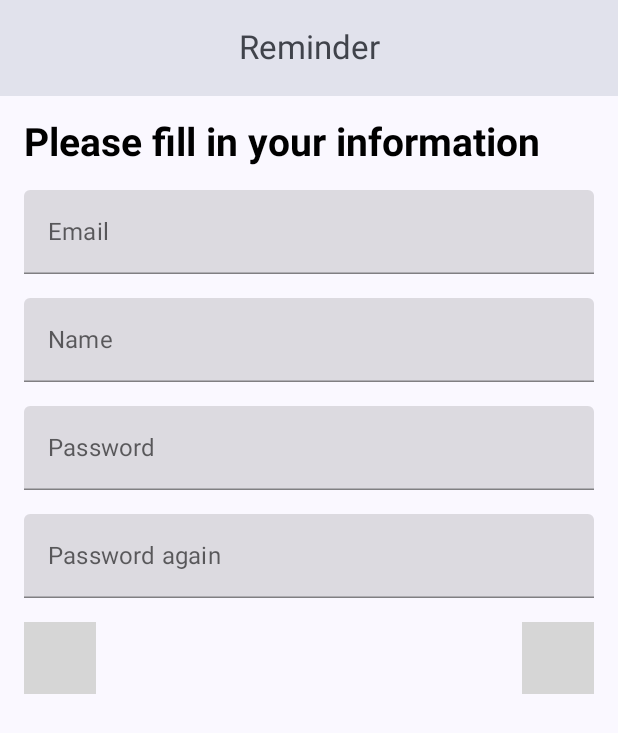
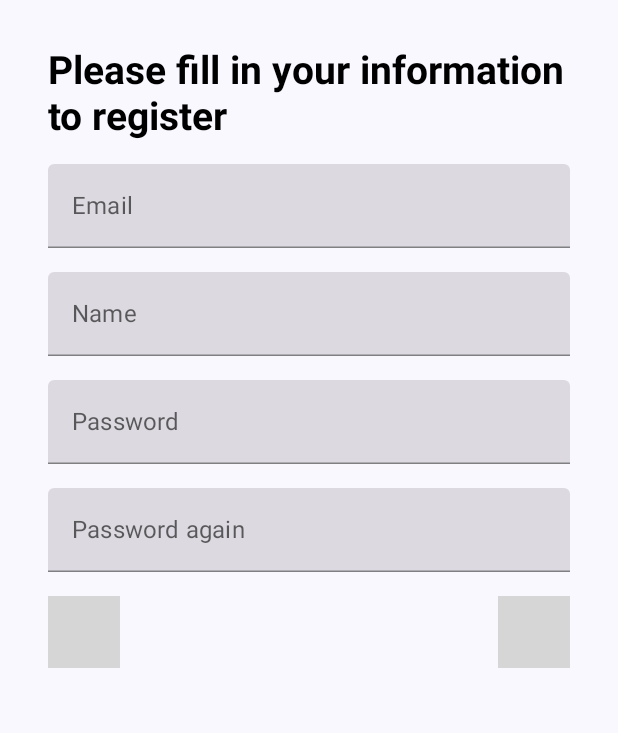
Before and after one commit to Feketerig/Reminder-demo-app, an Android app built with Jetpack Compose: the RegistrationScreen screen opened through its navigation route, on a phone screen of 412 x 824 dp. Shown: the top 733 px of the screen. Run offline under Robolectric (Android 15) with nearby library versions, the phone set to English and light mode, and no system bars; our stand-ins replace Dagger/Hilt's generated code; 7 statements that could not run were skipped; grey boxes are pictures that could not be loaded.

Commit message:
refactor main scaffolding

```diff
--- a/app/src/main/java/com/example/mobilecomputinghomework/MainActivity.kt
+++ b/app/src/main/java/com/example/mobilecomputinghomework/MainActivity.kt
@@ -4,17 +4,11 @@ import android.os.Bundle
 import androidx.activity.ComponentActivity
 import androidx.activity.compose.setContent
 import androidx.compose.foundation.layout.fillMaxSize
-import androidx.compose.foundation.layout.padding
-import androidx.compose.material.icons.Icons
-import androidx.compose.material.icons.filled.Add
-import androidx.compose.material.icons.filled.MoreVert
 import androidx.compose.material3.*
 import androidx.compose.runtime.*
 import androidx.compose.ui.Modifier
-import androidx.navigation.compose.currentBackStackEntryAsState
 import androidx.navigation.compose.rememberNavController
 import com.example.mobilecomputinghomework.navigation.Navigation
-import com.example.mobilecomputinghomework.navigation.Screen
 import com.example.mobilecomputinghomework.ui.theme.MobileComputingHomeworkTheme
 import dagger.hilt.android.AndroidEntryPoint
 
@@ -25,74 +19,15 @@ class MainActivity : ComponentActivity() {
     override fun onCreate(savedInstanceState: Bundle?) {
         super.onCreate(savedInstanceState)
         setContent {
-            val navHostController = rememberNavController()
-            var showMenu by remember {
-                mutableStateOf(false)
-            }
-
             MobileComputingHomeworkTheme {
                 Surface(
                     modifier = Modifier.fillMaxSize(),
                     color = MaterialTheme.colorScheme.background
-                ) {Scaffold(
-                    floatingActionButton = {
-                        if (navHostController.currentBackStackEntryAsState().value?.destination?.route == Screen.RemindersList.route) {
-                            FloatingActionButton(onClick = { }) {
-                                Icon(
-                                    imageVector = Icons.Default.Add,
-                                    contentDescription = "Add new reminder",
-                                    tint = MaterialTheme.colorScheme.onPrimaryContainer
-                                )
-                            }
-                        }
-                    },
-                    topBar = {
-                        CenterAlignedTopAppBar(
-                            title = {
-                                Text(text = "Reminder")
-                            },
-                            colors = TopAppBarDefaults.centerAlignedTopAppBarColors(
-                                containerColor = MaterialTheme.colorScheme.surfaceVariant,
-                                titleContentColor = MaterialTheme.colorScheme.onSurfaceVariant
-                            ),
-                            actions = {
-                                if (loggedIn) {
-                                    IconButton(onClick = { showMenu = !showMenu }) {
-                                        Icon(
-                                            imageVector = Icons.Filled.MoreVert,
-                                            contentDescription = "Menu"
-                                        )
-                                    }
-
-                                    DropdownMenu(
-                                        expanded = showMenu,
-                                        onDismissRequest = { showMenu = false }
-                                    ) {
-                                        DropdownMenuItem(
-                                            text = { Text(text = "Profile") },
-                                            onClick = {
-                                                showMenu = false
-                                                navHostController.navigate(Screen.Profile.route)
-                                            })
-                                        DropdownMenuItem(
-                                            text = { Text(text = "Logout") },
-                                            onClick = {
-                                                showMenu = false
-                                                navHostController.navigate(Screen.Logout.route)
-                                            })
-                                    }
-                                }
-                            }
-                        )
-                    },
-
-                    ) { paddingValues ->
+                ) {
+                    val navHostController = rememberNavController()
                     Navigation(
-                        navHostController = navHostController,
-                        modifier = Modifier
-                            .padding(paddingValues)
+                        navHostController = navHostController
                     )
-                }
                 }
             }
         }
--- a/app/src/main/java/com/example/mobilecomputinghomework/feature_authentication/presentation/registration/RegistrationScreen.kt
+++ b/app/src/main/java/com/example/mobilecomputinghomework/feature_authentication/presentation/registration/RegistrationScreen.kt
@@ -17,9 +17,9 @@ import androidx.compose.ui.unit.dp
 import androidx.compose.ui.unit.sp
 import androidx.hilt.navigation.compose.hiltViewModel
 import androidx.navigation.NavHostController
-import com.example.mobilecomputinghomework.navigation.Screen
 import com.example.mobilecomputinghomework.feature_authentication.presentation.registration.RegistrationEvent
 import com.example.mobilecomputinghomework.feature_authentication.presentation.registration.RegistrationViewModel
+import com.example.mobilecomputinghomework.navigation.Screen
 
 @OptIn(ExperimentalMaterial3Api::class)
 @Composable
@@ -54,10 +54,10 @@ fun RegistrationScreen(
     Column(
         modifier = Modifier
             .fillMaxSize()
-            .padding(16.dp)
+            .padding(32.dp)
     ) {
         Text(
-            text = "Please fill in your information",
+            text = "Please fill in your information to register",
             fontSize = 26.sp,
             fontWeight = FontWeight.Bold
         )
--- a/app/src/main/java/com/example/mobilecomputinghomework/navigation/Navigation.kt
+++ b/app/src/main/java/com/example/mobilecomputinghomework/navigation/Navigation.kt
@@ -6,8 +6,8 @@ import androidx.navigation.NavHostController
 import androidx.navigation.compose.NavHost
 import androidx.navigation.compose.composable
 import com.example.mobilecomputinghomework.feature_authentication.presentation.login.LoginScreen
+import com.example.mobilecomputinghomework.feature_authentication.presentation.registration.presentation.RegistrationScreen
 import com.example.mobilecomputinghomework.feature_profile.presentation.ProfileScreen
-import com.example.mobilecomputinghomework.feature_authentication.presentation.registration.presentation.RegistrationScreen
 import com.example.mobilecomputinghomework.feature_reminder.presentation.reminder_list.RemindersListScreen
 
 @Composable
@@ -21,7 +21,9 @@ fun Navigation(
         modifier = modifier
     ){
         composable(route = Screen.RemindersList.route){
-            RemindersListScreen()
+            RemindersListScreen(
+                navHostController = navHostController
+            )
         }
         //Detail Screen
         /*composable(
```
Also changed, not shown: app/src/main/java/com/example/mobilecomputinghomework/feature_reminder/presentation/reminder_list/RemindersListScreen.kt (+65 -10 lines).
